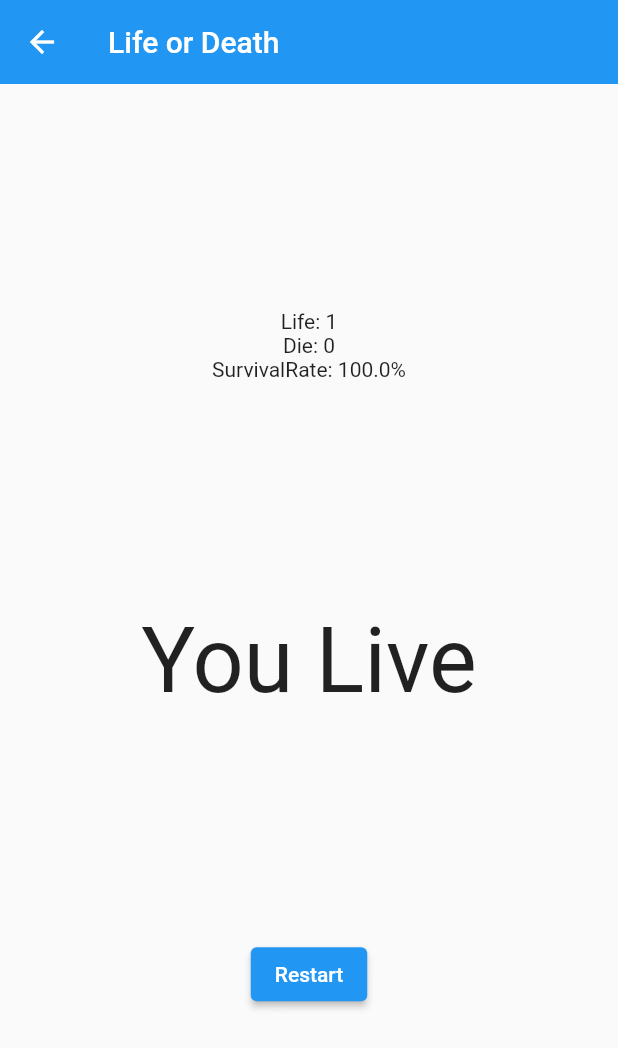
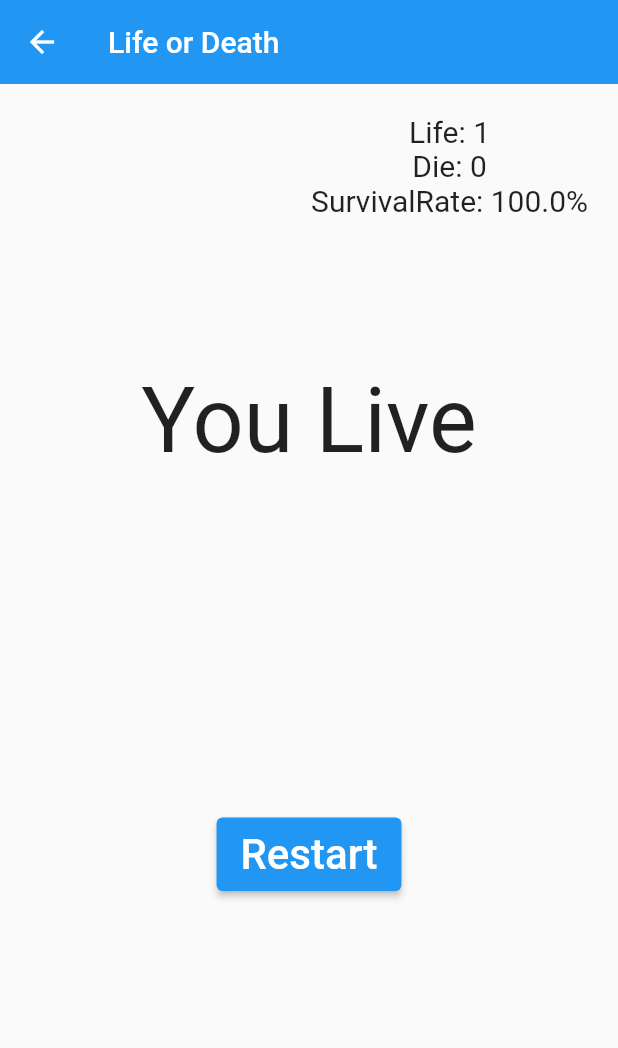
Before and after one commit to YukiMaitani/flutter_samples, a Flutter app: the GameView screen opened directly, after a tap on "left", on a phone screen of 412 x 824 dp. Shown: the top 1048 px of the screen. Run offline on Flutter 3.47's test engine with Material 2 defaults, Android fonts, the phone set to English and light mode, and no system bars; our stand-ins replace bloc, equatable, flutter_bloc, go_router, hooks_riverpod.

Commit message:
生か死のビューを調整

```diff
--- a/lib/pages/life_or_death/views/game_view.dart
+++ b/lib/pages/life_or_death/views/game_view.dart
@@ -19,19 +19,24 @@ class _GameViewState extends State<GameView> {
         title: const Text('Life or Death'),
         shadowColor: Colors.transparent,
       ),
-      body: _buildBody(),
+      body: Padding(
+        padding: const EdgeInsets.symmetric(horizontal: 20),
+        child: _buildBody(),
+      ),
     );
   }
 
   Widget _buildBody() {
-    return Builder(builder: (context) {
     final gameBloc = BlocProvider.of<GameBloc>(context);
     final isCorrect = gameBloc.state.isCorrect;
     return Column(
-        mainAxisAlignment: MainAxisAlignment.spaceEvenly,
+      mainAxisAlignment: MainAxisAlignment.start,
       children: [
-          _buildScore(gameBloc),
+        const SizedBox(height: 20),
+        Align(alignment: Alignment.topRight, child: _buildScore(gameBloc)),
+        const SizedBox(height: 100),
         _buildInstructionText(isCorrect),
+        const Spacer(),
         Row(
           mainAxisAlignment: MainAxisAlignment.spaceEvenly,
           children: [
@@ -42,9 +47,9 @@ class _GameViewState extends State<GameView> {
               _buildRestartButton(gameBloc),
           ],
         ),
+        const Spacer(),
       ],
     );
-    });
   }
 
   Widget _buildInstructionText(bool? isCorrect) {
@@ -86,19 +91,24 @@ class _GameViewState extends State<GameView> {
         gameBloc.add(GameStartEvent());
         setState(() {});
       },
-      child: const Text('Restart'),
+      style: ElevatedButton.styleFrom(
+        padding: const EdgeInsets.symmetric(vertical: 8, horizontal: 16),
+      ),
+      child: const Text('Restart', style: TextStyle(fontSize: 28)),
     );
   }
 
   Widget _buildScore(GameBloc gameBloc) {
     final lifeCount = gameBloc.state.lifeCount;
     final dieCount = gameBloc.state.dieCount;
+    const textStyle = TextStyle(fontSize: 20);
     return Column(
       children: [
-        Text('Life: $lifeCount'),
-        Text('Die: $dieCount'),
+        Text('Life: $lifeCount', style: textStyle),
+        Text('Die: $dieCount', style: textStyle),
         Text(
-            'SurvivalRate: ${dieCount + lifeCount > 0 ? '${(lifeCount / (dieCount + lifeCount) * 100).toStringAsFixed(1)}%' : 'NoRecord'}'),
+            'SurvivalRate: ${dieCount + lifeCount > 0 ? '${(lifeCount / (dieCount + lifeCount) * 100).toStringAsFixed(1)}%' : 'NoRecord'}',
+            style: textStyle),
       ],
     );
   }
```
Lines whose indentation alone changed are shown as unchanged.
